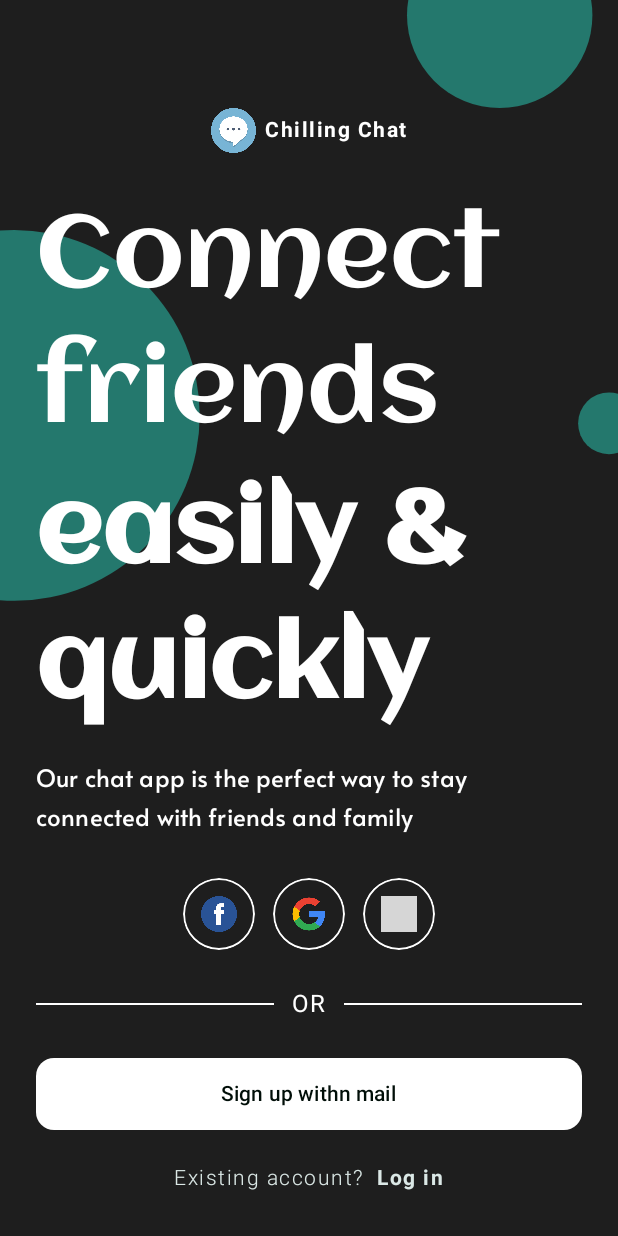
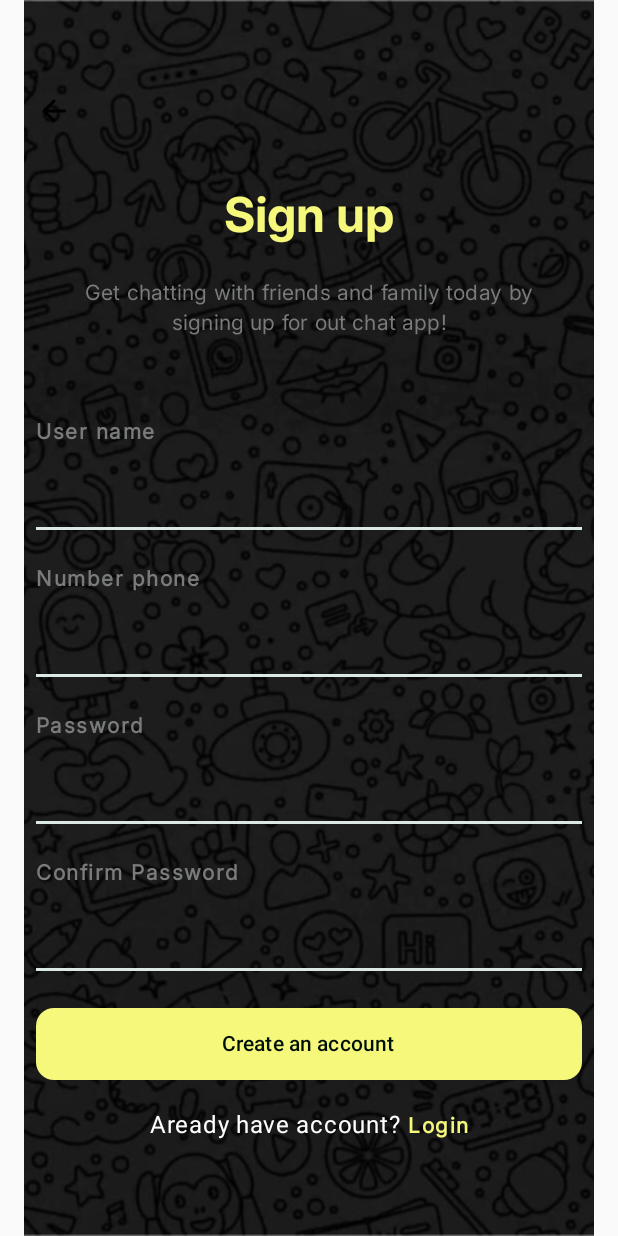
Before and after one commit to phungxuangiap/ChillingChat, an Android app built with Jetpack Compose: the screen it shows after launch (MainActivity), on a phone screen of 412 x 824 dp. Run offline under Robolectric (Android 15) with nearby library versions, the phone set to English and light mode, and no system bars; grey boxes are pictures that could not be loaded.

Commit message:
Login and Register Screen

```diff
--- a/app/build.gradle.kts
+++ b/app/build.gradle.kts
@@ -50,7 +50,6 @@ android {
 }
 
 dependencies {
-
     implementation(libs.androidx.core.ktx)
     implementation(libs.androidx.lifecycle.runtime.ktx)
     implementation(libs.androidx.activity.compose)
@@ -66,4 +65,6 @@ dependencies {
     androidTestImplementation(libs.androidx.ui.test.junit4)
     debugImplementation(libs.androidx.ui.tooling)
     debugImplementation(libs.androidx.ui.test.manifest)
+    implementation("io.coil-kt:coil-compose:2.6.0")
+
 }
--- a/app/src/main/AndroidManifest.xml
+++ b/app/src/main/AndroidManifest.xml
@@ -1,7 +1,8 @@
 <?xml version="1.0" encoding="utf-8"?>
 <manifest xmlns:android="http://schemas.android.com/apk/res/android"
     xmlns:tools="http://schemas.android.com/tools">
-
+    <uses-permission android:name="android.permission.INTERNET" />
+    <uses-permission android:name="android.permission.ACCESS_NETWORK_STATE" />
     <application
         android:allowBackup="true"
         android:dataExtractionRules="@xml/data_extraction_rules"
--- a/app/src/main/java/com/example/chillingchatapp/MainActivity.kt
+++ b/app/src/main/java/com/example/chillingchatapp/MainActivity.kt
@@ -24,7 +24,8 @@ class MainActivity : ComponentActivity() {
             ChillingChatAppTheme {
 //                LoginScreen()
 //                RegisterScreen()
-                ExtranceScreen("Connect friends easily & quickly")
+//                ExtranceScreen("Connect friends easily & quickly")
+                RegisterScreen()
             }
         }
     }
--- a/app/src/main/java/com/example/chillingchatapp/Screens/ExtranceScreen.kt
+++ b/app/src/main/java/com/example/chillingchatapp/Screens/ExtranceScreen.kt
@@ -50,12 +50,11 @@ import com.example.chillingchatapp.ui.theme.LocalAppTypography
 
 @Composable
 fun ExtranceScreen(slogan: String) {
-
     Box(
         modifier = Modifier
-            .background(LocalAppColor.current.backgroundColorDark)
             .fillMaxSize()
     ) {
+        Image(painterResource(R.drawable.background), contentDescription = "", modifier = Modifier.fillMaxSize())
         AnimationExtranceBackgroundComponent()
         Column(
             modifier = Modifier
--- a/app/src/main/java/com/example/chillingchatapp/Screens/RegisterScreen.kt
+++ b/app/src/main/java/com/example/chillingchatapp/Screens/RegisterScreen.kt
@@ -1,18 +1,23 @@
 package com.example.chillingchatapp.Screens
 
+import androidx.compose.foundation.Image
 import androidx.compose.foundation.background
 import androidx.compose.foundation.layout.Arrangement
 import androidx.compose.foundation.layout.Box
 import androidx.compose.foundation.layout.Column
+import androidx.compose.foundation.layout.Row
 import androidx.compose.foundation.layout.Spacer
 import androidx.compose.foundation.layout.fillMaxSize
 import androidx.compose.foundation.layout.height
 import androidx.compose.foundation.layout.padding
 import androidx.compose.material3.Text
 import androidx.compose.runtime.Composable
+import androidx.compose.runtime.mutableStateOf
+import androidx.compose.runtime.remember
 import androidx.compose.ui.Alignment
 import androidx.compose.ui.Modifier
 import androidx.compose.ui.graphics.Color
+import androidx.compose.ui.res.painterResource
 import androidx.compose.ui.tooling.preview.Preview
 import androidx.compose.ui.unit.dp
 import com.example.chillingchatapp.Components.BigBoldTitleComponent
@@ -23,42 +28,58 @@ import com.example.chillingchatapp.Components.NormalTextField
 import com.example.chillingchatapp.Components.PreviousButtonElement
 import com.example.chillingchatapp.Components.SeparateComponent
 import com.example.chillingchatapp.Components.SocialComponent
+import com.example.chillingchatapp.R
 import com.example.chillingchatapp.ui.theme.ChillingChatAppTheme
 import com.example.chillingchatapp.ui.theme.LocalAppColor
 
 @Composable
 fun RegisterScreen() {
+    val password = remember { mutableStateOf("") }
+    val changePassword = fun(newValue:String){
+        password.value = newValue
+    }
+    val passwordConfirmed = remember { mutableStateOf("") }
+    val changePasswordConfirmed = fun(newValue:String){
+        passwordConfirmed.value = newValue
+    }
+    val userName = remember{ mutableStateOf("") }
+    val changeUserName = fun(newValue:String){
+        userName.value = newValue
+    }
+    val numberPhone = remember { mutableStateOf("") }
+    val changeNumberPhone = fun(newValue:String){
+        numberPhone.value = newValue
+    }
     Box(modifier = Modifier
-        .fillMaxSize()
-        .background(LocalAppColor.current.backgroundColorLight)) {
+        .fillMaxSize()) {
+        Image(painterResource(R.drawable.background), contentDescription = "", modifier = Modifier.fillMaxSize())
         Column(
             modifier = Modifier.padding(top = 62.dp, start = 24.dp, end = 24.dp, bottom = 24.dp).fillMaxSize(),
-
             verticalArrangement = Arrangement.SpaceBetween
         ) {
             Column(horizontalAlignment = Alignment.CenterHorizontally,) {
-
                 PreviousButtonElement()
                 Spacer(modifier = Modifier.height(38.dp))
-                BigBoldTitleComponent("Sign up with ", "Email", false)
+                BigBoldTitleComponent("Sign up")
                 Spacer(modifier = Modifier.height(24.dp))
                 ContentLoginRegisterComponent("Get chatting with friends and family today by signing up for out chat app!")
                 Spacer(modifier = Modifier.height(56.dp))
-
-                NormalTextField("Your name", false)
+                NormalTextField("User name", false, userName.value, changeUserName)
                 Spacer(modifier = Modifier.height(24.dp))
-
-                NormalTextField("Your email", false)
+                NormalTextField("Number phone", false, numberPhone.value, changeNumberPhone)
                 Spacer(modifier = Modifier.height(24.dp))
-
-                NormalTextField("Password", false)
+                NormalTextField("Password", false, content = password.value, changeContent = changePassword, type = "password")
                 Spacer(modifier = Modifier.height(24.dp))
-
-                NormalTextField("Confirm Password", false)
+                NormalTextField("Confirm Password", false, content = passwordConfirmed.value, changeContent = changePasswordConfirmed, type = "password")
             }
             Column(horizontalAlignment = Alignment.CenterHorizontally,) {
 
                 CustomButton("Create an account", true)
+                Spacer(modifier = Modifier.height(18.dp))
+                Row(verticalAlignment = Alignment.CenterVertically) {
+                    Text("Aready have account? ", color = LocalAppColor.current.titleColorWhite)
+                    LinkingText("Login")
+                }
                 Spacer(modifier = Modifier.height(38.dp))
 
             }
--- a/app/src/main/java/com/example/chillingchatapp/ui/theme/Color.kt
+++ b/app/src/main/java/com/example/chillingchatapp/ui/theme/Color.kt
@@ -10,7 +10,8 @@ val Purple40 = Color(0xFF6650a4)
 val PurpleGrey40 = Color(0xFF625b71)
 val Pink40 = Color(0xFF7D5260)
 
-val PrimaryColor = Color(0xFF24786D)
+val PrimaryColor = Color(0xFFF5F87B)
+val PrimaryTextColor = Color(0xFFFFCB45)
 val BackgroundColorDark = Color(0xFF1E1E1E)
 val TertiaryColor = Color(0xFFF04A4C)
 val BackgroundColorLight = Color(0xFFFFFFFF)
@@ -21,19 +22,21 @@ val ContentColorGray = Color(0xFF797C7B)
 val DisableButtonColor = Color(0xFFF3F6F6)
 
 data class customColor(
-    val primaryColor:Color,
-    val backgroundColorLight:Color,
-    val backgroundColorDark:Color,
-    val titleColorBlack:Color,
-    val titleColorWhite:Color,
-    val contentColorWhite:Color,
-    val contentColorGray:Color,
-    val tertiaryColor:Color,
-    val disableButtonColor:Color
+    val primaryColor: Color,
+    val primaryTextColor: Color,
+    val backgroundColorLight: Color,
+    val backgroundColorDark: Color,
+    val titleColorBlack: Color,
+    val titleColorWhite: Color,
+    val contentColorWhite: Color,
+    val contentColorGray: Color,
+    val tertiaryColor: Color,
+    val disableButtonColor: Color
 )
 
 val CustomColor = customColor(
     primaryColor = PrimaryColor,
+    primaryTextColor = PrimaryTextColor,
     backgroundColorLight = BackgroundColorLight,
     backgroundColorDark = BackgroundColorDark,
     titleColorBlack = TitleColorBlack,
--- /dev/null
+++ b/app/src/main/java/com/example/chillingchatapp/ui/theme/Padding.kt
@@ -0,0 +1,15 @@
+package com.example.chillingchatapp.ui.theme
+
+
+val appPaddingAround = 24
+val appPaddingTop = 38
+val appPaddingBottom = 38
+
+data class customPadding(
+    val appPaddingAround: Int,
+    val appPaddingTop: Int,
+    val appPaddingBottom: Int
+)
+
+val CustomPadding =
+    customPadding(appPaddingAround, appPaddingTop, appPaddingBottom)
--- a/app/src/main/java/com/example/chillingchatapp/ui/theme/Theme.kt
+++ b/app/src/main/java/com/example/chillingchatapp/ui/theme/Theme.kt
@@ -1,13 +1,8 @@
 package com.example.chillingchatapp.ui.theme
 
-import android.app.Activity
-import android.os.Build
 import androidx.compose.foundation.isSystemInDarkTheme
-import androidx.compose.material3.ColorScheme
 import androidx.compose.material3.MaterialTheme
 import androidx.compose.material3.darkColorScheme
-import androidx.compose.material3.dynamicDarkColorScheme
-import androidx.compose.material3.dynamicLightColorScheme
 import androidx.compose.material3.lightColorScheme
 import androidx.compose.runtime.Composable
 import androidx.compose.runtime.CompositionLocalProvider
@@ -16,7 +11,6 @@ import androidx.compose.ui.graphics.Color
 import androidx.compose.ui.graphics.Color.Companion.Blue
 import androidx.compose.ui.graphics.Color.Companion.Gray
 import androidx.compose.ui.graphics.Color.Companion.LightGray
-import androidx.compose.ui.platform.LocalContext
 
 private val DarkColorScheme = darkColorScheme(
     primary = Purple80,
@@ -43,6 +37,7 @@ private val LightColorScheme = lightColorScheme(
 val LocalAppTypography = staticCompositionLocalOf { CustomTypo() }
 val LocalAppFont = staticCompositionLocalOf { CustomFont }
 val LocalAppColor = staticCompositionLocalOf { CustomColor }
+val LocalAppPadding = staticCompositionLocalOf { CustomPadding }
 
 @Composable
 fun ChillingChatAppTheme(
@@ -62,7 +57,8 @@ fun ChillingChatAppTheme(
     CompositionLocalProvider(
         LocalAppTypography provides CustomTypography,
         LocalAppFont provides CustomFont,
-        LocalAppColor provides CustomColor
+        LocalAppColor provides CustomColor,
+        LocalAppPadding provides CustomPadding,
     ) {
         MaterialTheme(
             colorScheme = colorScheme,
--- a/app/src/main/java/com/example/chillingchatapp/ui/theme/Type.kt
+++ b/app/src/main/java/com/example/chillingchatapp/ui/theme/Type.kt
@@ -15,7 +15,10 @@ data class fontFamily(
     val carosFont:FontFamily,
     val alataFont:FontFamily,
     val abeezeeFont:FontFamily,
-    val archivoFont:FontFamily
+    val archivoFont:FontFamily,
+    val tintFontRegular: FontFamily,
+    val tintFontBold: FontFamily,
+    val tintFontThin: FontFamily,
 )
 val CustomFont = fontFamily(
     carosFont = FontFamily(
@@ -29,6 +32,15 @@ val CustomFont = fontFamily(
     ),
     archivoFont = FontFamily(
         Font(R.font.archivo)
+    ),
+    tintFontRegular = FontFamily(
+        Font(R.font.inter_regular)
+    ),
+    tintFontBold = FontFamily(
+        Font(R.font.inter_bold)
+    ),
+    tintFontThin = FontFamily(
+        Font(R.font.inter_thin)
     )
 )
 val Typography = Typography(
@@ -69,39 +81,39 @@ data class CustomTypo(
 
 val CustomTypography = CustomTypo(
     textInTitle = TextStyle(
-        fontFamily = CustomFont.archivoFont,
-        fontWeight = FontWeight.W900,
-        fontSize = 20.sp,
-        lineHeight = 24.sp
+        fontFamily = CustomFont.tintFontBold,
+        fontWeight = FontWeight.W100,
+        fontSize = 32.sp,
+        lineHeight = 32.sp
     ),
     textInContent = TextStyle(
-        fontFamily = CustomFont.alataFont,
+        fontFamily = CustomFont.tintFontRegular,
         fontWeight = FontWeight.Light,
         fontSize = 14.sp,
         lineHeight = 20.sp,
         letterSpacing = 0.1.sp
     ),
     textInTyping = TextStyle(
-        fontFamily = FontFamily.SansSerif,
+        fontFamily = CustomFont.tintFontRegular,
         fontWeight = FontWeight.Normal,
         fontSize = 16.sp,
         lineHeight = 16.sp,
     ),
     textInName = TextStyle(
-        fontFamily = CustomFont.carosFont,
+        fontFamily = CustomFont.tintFontRegular,
         fontWeight = FontWeight.Medium,
         fontSize = 20.sp,
         lineHeight = 20.sp,
     ),
     textInMessage = TextStyle(
-        fontFamily = FontFamily.SansSerif,
+        fontFamily = CustomFont.tintFontRegular,
         fontWeight = FontWeight.Normal,
         fontSize = 12.sp,
         lineHeight = 12.sp,
         letterSpacing = 0.1.sp
     ),
     textInDescription = TextStyle(
-        fontFamily = FontFamily.SansSerif,
+        fontFamily = CustomFont.tintFontRegular,
         fontWeight = FontWeight.Bold,
         fontSize = 14.sp,
         lineHeight = 14.sp,
```
Also changed, not shown: app/src/main/java/com/example/chillingchatapp/Components/components.kt (+79 -68 lines), app/src/main/java/com/example/chillingchatapp/Screens/ChatScreen.kt (added, +44 -0 lines), app/src/main/java/com/example/chillingchatapp/Screens/LoginScreen.kt (+26 -7 lines), gradle/libs.versions.toml (+7 -7 lines), app/src/main/res/drawable/background.png (added), app/src/main/res/font/inter_bold.ttf (added), app/src/main/res/font/inter_regular.ttf (added), app/src/main/res/font/inter_thin.ttf (added), gradle/wrapper/gradle-wrapper.properties.
